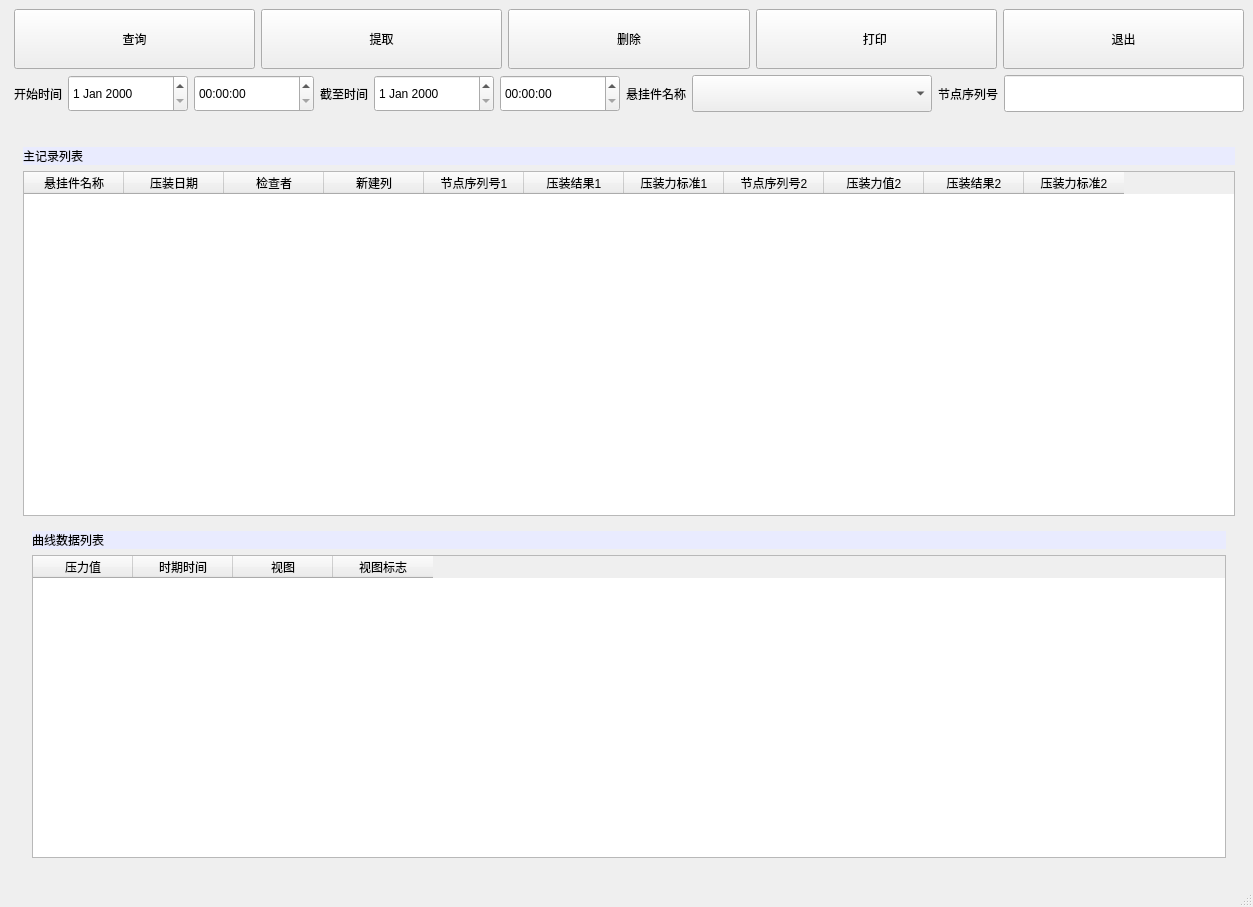
Qt form hstorylist.ui (aiyongye/-) before a commit.
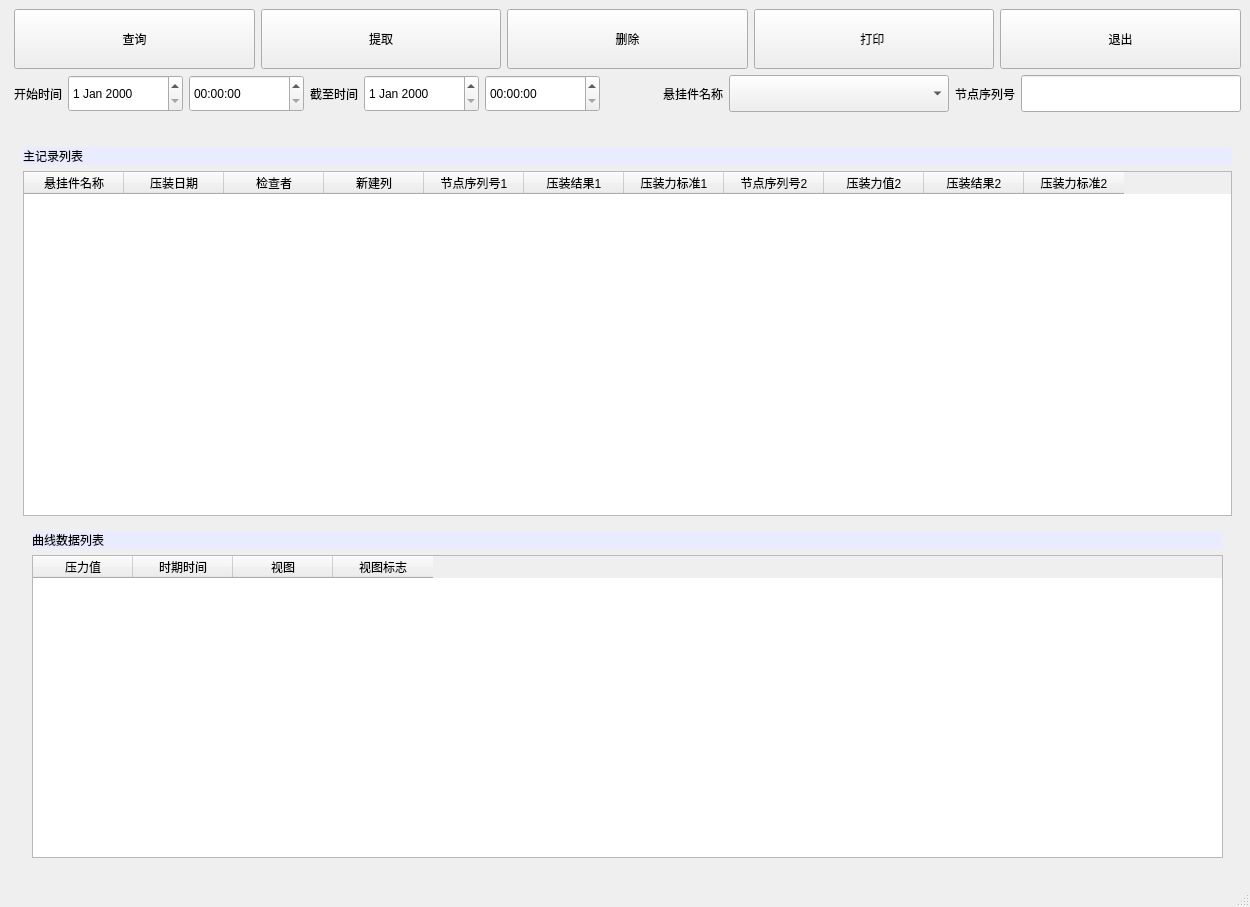
The same form after that commit.

```diff
--- a/hstorylist.ui
+++ b/hstorylist.ui
@@ -186,7 +186,7 @@
          <widget class="QDateEdit" name="startDateEdit">
           <property name="minimumSize">
            <size>
-            <width>120</width>
+            <width>115</width>
             <height>37</height>
            </size>
           </property>
@@ -196,7 +196,7 @@
          <widget class="QTimeEdit" name="startTimeEdit">
           <property name="minimumSize">
            <size>
-            <width>120</width>
+            <width>115</width>
             <height>37</height>
            </size>
           </property>
@@ -216,7 +216,7 @@
          <widget class="QDateEdit" name="endDateEdit">
           <property name="minimumSize">
            <size>
-            <width>120</width>
+            <width>115</width>
             <height>37</height>
            </size>
           </property>
@@ -226,7 +226,7 @@
          <widget class="QTimeEdit" name="endTimeEdit">
           <property name="minimumSize">
            <size>
-            <width>120</width>
+            <width>115</width>
             <height>37</height>
            </size>
           </property>
@@ -239,7 +239,7 @@
           </property>
           <property name="sizeHint" stdset="0">
            <size>
-            <width>40</width>
+            <width>30</width>
             <height>20</height>
            </size>
           </property>
@@ -265,7 +265,7 @@
          <widget class="QComboBox" name="xuanNameBox">
           <property name="minimumSize">
            <size>
-            <width>240</width>
+            <width>220</width>
             <height>37</height>
            </size>
           </property>
@@ -297,7 +297,7 @@
          <widget class="QLineEdit" name="lineEdit">
           <property name="minimumSize">
            <size>
-            <width>240</width>
+            <width>220</width>
             <height>37</height>
            </size>
           </property>
```
